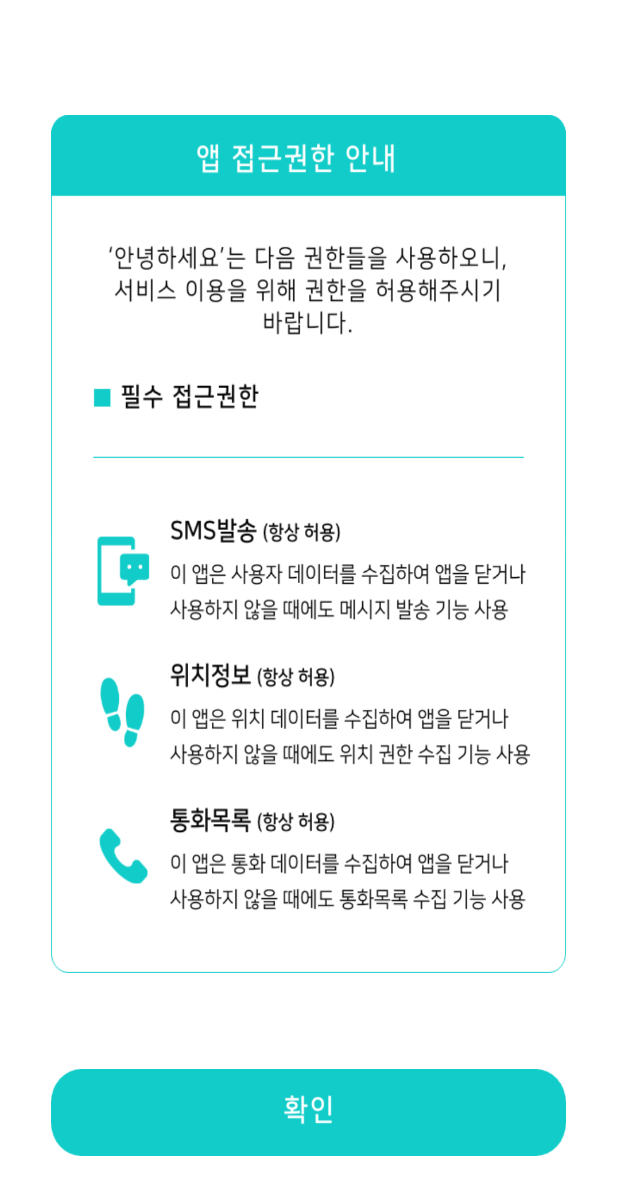
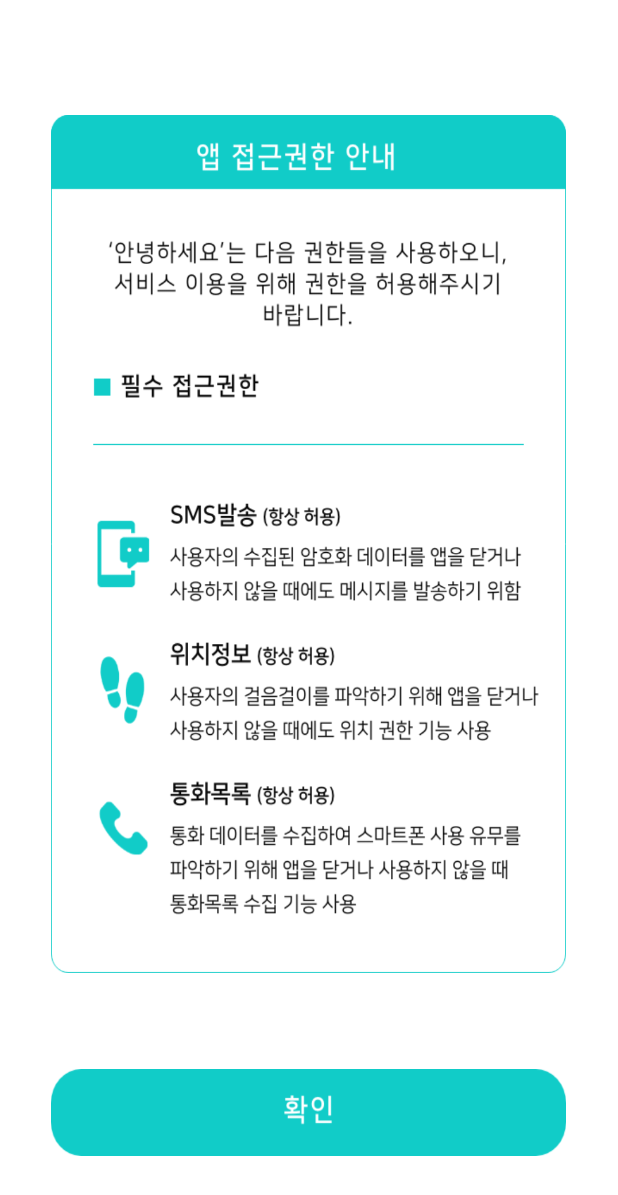
Before and after one commit to 8793COMPANY/HellOworld_rev, an Android app: the screen it shows after launch (Alert_perm), on a phone screen of 412 x 824 dp. Shown: the top 1195 px of the screen. Run offline under Robolectric (Android 15) with nearby library versions, the phone set to English and light mode, and no system bars; libraries missing offline, so code that uses them is left out: de.mindpipe.android.

Commit message:
권한 화면 수정 및 버전 업(버전 6)

```diff
--- a/app/build.gradle
+++ b/app/build.gradle
@@ -10,7 +10,7 @@ android {
         applicationId "com.corporation.helloworld"
         minSdkVersion 19
         targetSdkVersion 29
-        versionCode 5
+        versionCode 6
         versionName "1.1"
 
         testInstrumentationRunner "androidx.test.runner.AndroidJUnitRunner"
--- a/app/src/main/res/layout/activity_alert_perm.xml
+++ b/app/src/main/res/layout/activity_alert_perm.xml
@@ -38,7 +38,7 @@
                     android:layout_width="0dp"
                     android:layout_height="match_parent"
                     android:layout_weight="299"
-                    android:background="@drawable/alert_perm_window_3" />
+                    android:background="@drawable/alert_perm_window_4" />
 
                 <LinearLayout
                     android:layout_width="0dp"
```
Also changed, not shown: app/src/main/res/drawable/alert_perm_window_4.png (added), 2 other files.
